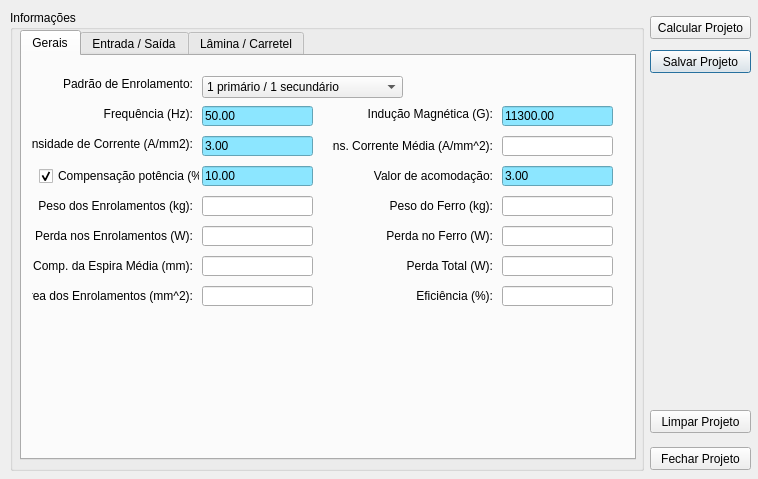
Above: windownew.ui from KyryIx/Helena before the change. Below: the same form after it.
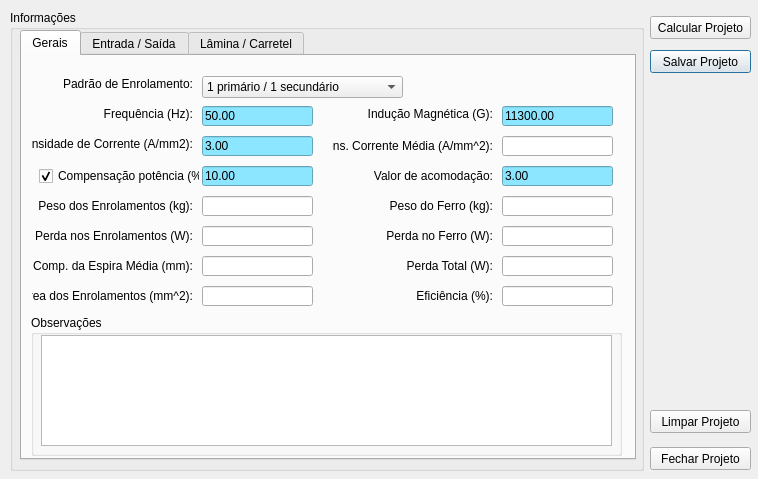
That is the form after the change. Icons and pictures are not drawn.

```diff
--- a/windownew.ui
+++ b/windownew.ui
@@ -545,6 +545,29 @@
        <set>Qt::AlignRight|Qt::AlignTrailing|Qt::AlignVCenter</set>
       </property>
      </widget>
+     <widget class="QGroupBox" name="groupBox_observation">
+      <property name="geometry">
+       <rect>
+        <x>9</x>
+        <y>259</y>
+        <width>591</width>
+        <height>141</height>
+       </rect>
+      </property>
+      <property name="title">
+       <string>Observações</string>
+      </property>
+      <widget class="QTextEdit" name="textEdit_observation">
+       <property name="geometry">
+        <rect>
+         <x>10</x>
+         <y>20</y>
+         <width>571</width>
+         <height>111</height>
+        </rect>
+       </property>
+      </widget>
+     </widget>
     </widget>
     <widget class="QWidget" name="tab_input">
      <attribute name="title">
```
